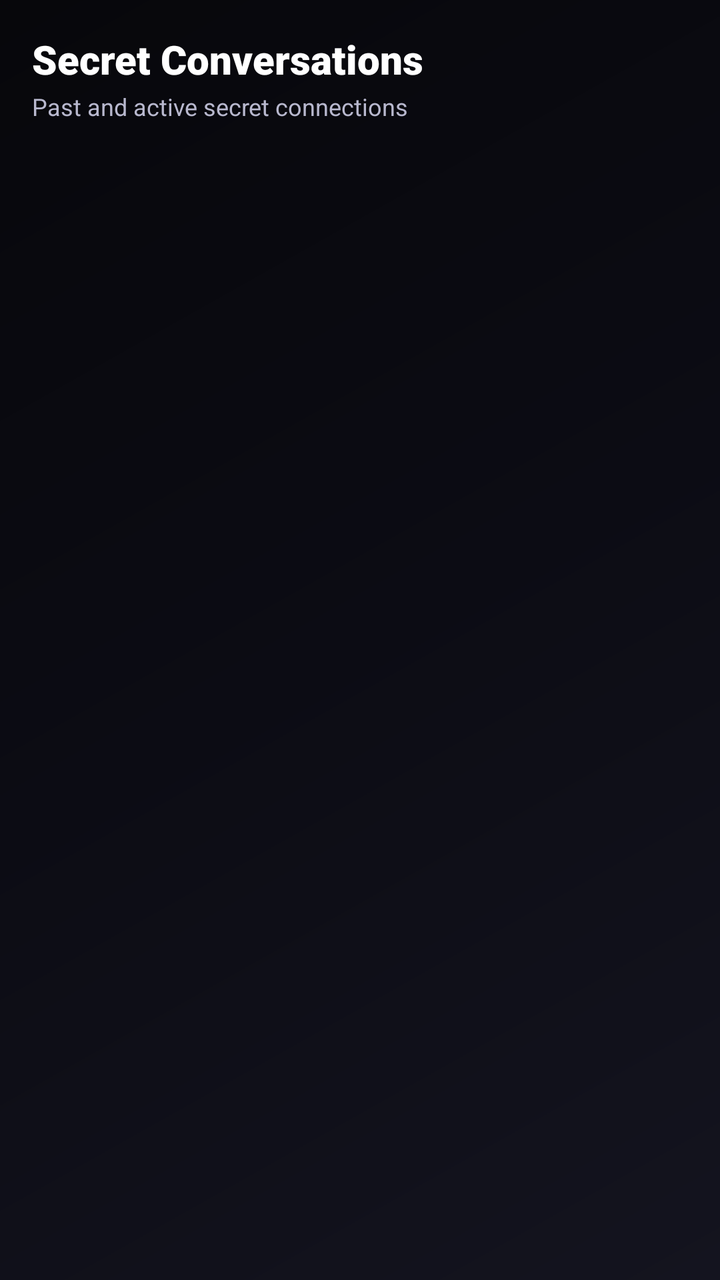
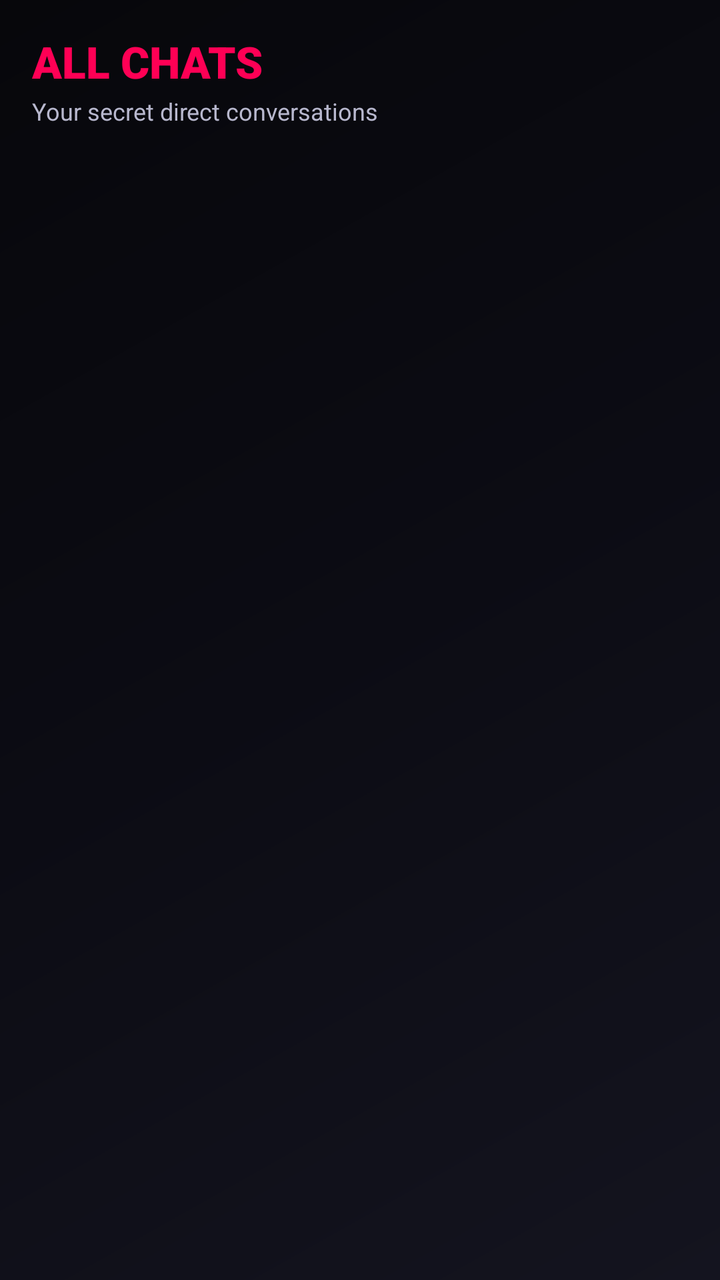

Two renders of the same Android screen: before a commit and after it. Below are the layout's source before the change and the commit's diff.
<!-- AndroidManifest.xml: application theme Theme.DarkDesireDating -->
<!-- res/layout/fragment_chats.xml -->
<?xml version="1.0" encoding="utf-8"?>
<LinearLayout xmlns:android="http://schemas.android.com/apk/res/android"
    android:layout_width="match_parent"
    android:layout_height="match_parent"
    android:background="@drawable/bg_dark_gradient"
    android:orientation="vertical"
    android:padding="16dp">

    <TextView
        android:layout_width="wrap_content"
        android:layout_height="wrap_content"
        android:fontFamily="sans-serif-black"
        android:text="Secret Conversations"
        android:textColor="@color/text_primary"
        android:textSize="20sp" />

    <TextView
        android:layout_width="wrap_content"
        android:layout_height="wrap_content"
        android:layout_marginTop="2dp"
        android:text="Past and active secret connections"
        android:textColor="@color/text_secondary"
        android:textSize="12sp" />

    <androidx.recyclerview.widget.RecyclerView
        android:id="@+id/rvRecentChats"
        android:layout_width="match_parent"
        android:layout_height="match_parent"
        android:layout_marginTop="16dp"
        android:clipToPadding="false" />

</LinearLayout>
<!-- resources referenced by this layout -->
<resources>
  <color name="text_primary">#FFFFFF</color>
  <color name="text_secondary">#B8B8CE</color>
  <!-- drawable bg_dark_gradient (drawable) -->
  <?xml version="1.0" encoding="utf-8"?>
  <shape xmlns:android="http://schemas.android.com/apk/res/android"
      android:shape="rectangle">
      <gradient
          android:angle="135"
          android:startColor="#14141F"
          android:centerColor="#0C0C14"
          android:endColor="#07070B"
          android:type="linear" />
  </shape>
  <style name="Theme.DarkDesireDating" parent="Theme.MaterialComponents.DayNight.NoActionBar">
          <item name="colorPrimary">@color/accent_pink</item>
          <item name="colorPrimaryVariant">@color/accent_pink_dark</item>
          <item name="colorOnPrimary">@color/text_primary</item>
          <item name="colorSecondary">@color/accent_purple</item>
          <item name="colorSecondaryVariant">@color/accent_purple</item>
          <item name="colorOnSecondary">@color/text_primary</item>
  
          <item name="android:windowBackground">@color/bg_dark</item>
          <item name="android:colorBackground">@color/bg_dark</item>
          <item name="android:statusBarColor">@color/bg_dark</item>
          <item name="android:navigationBarColor">@color/bg_dark</item>
          <item name="android:windowLightStatusBar" tools:targetApi="m">false</item>
      </style>
  <color name="accent_pink">#FF0055</color>
  <color name="accent_pink_dark">#B3003C</color>
  <color name="accent_purple">#9D00FF</color>
  <color name="bg_dark">#0A0A0F</color>
</resources>

<!-- the commit's change to res/layout/fragment_chats.xml (unified diff, before → after) -->
@@ -1,32 +1,76 @@
 <?xml version="1.0" encoding="utf-8"?>
-<LinearLayout xmlns:android="http://schemas.android.com/apk/res/android"
+<RelativeLayout xmlns:android="http://schemas.android.com/apk/res/android"
     android:layout_width="match_parent"
     android:layout_height="match_parent"
     android:background="@drawable/bg_dark_gradient"
-    android:orientation="vertical"
     android:padding="16dp">
 
-    <TextView
+    
+    <LinearLayout
+        android:id="@+id/chatHeaderLayout"
+        android:layout_width="match_parent"
+        android:layout_height="wrap_content"
+        android:orientation="vertical">
+
+        <TextView
+            android:layout_width="wrap_content"
+            android:layout_height="wrap_content"
+            android:fontFamily="sans-serif-black"
+            android:text="ALL CHATS"
+            android:textColor="@color/accent_pink"
+            android:textSize="22sp" />
+
+        <TextView
+            android:layout_width="wrap_content"
+            android:layout_height="wrap_content"
+            android:layout_marginTop="2dp"
+            android:text="Your secret direct conversations"
+            android:textColor="@color/text_secondary"
+            android:textSize="12sp" />
+    </LinearLayout>
+
+    
+    <LinearLayout
+        android:id="@+id/layoutEmptyChats"
         android:layout_width="wrap_content"
         android:layout_height="wrap_content"
-        android:fontFamily="sans-serif-black"
-        android:text="Secret Conversations"
-        android:textColor="@color/text_primary"
-        android:textSize="20sp" />
+        android:layout_centerInParent="true"
+        android:gravity="center"
+        android:orientation="vertical"
+        android:visibility="gone">
 
-    <TextView
-        android:layout_width="wrap_content"
-        android:layout_height="wrap_content"
-        android:layout_marginTop="2dp"
-        android:text="Past and active secret connections"
-        android:textColor="@color/text_secondary"
-        android:textSize="12sp" />
+        <ImageView
+            android:layout_width="72dp"
+            android:layout_height="72dp"
+            android:src="@drawable/ic_chat"
+            android:tint="@color/text_muted" />
 
+        <TextView
+            android:layout_width="wrap_content"
+            android:layout_height="wrap_content"
+            android:layout_marginTop="12dp"
+            android:fontFamily="sans-serif-bold"
+            android:text="No Conversations Yet"
+            android:textColor="@color/text_primary"
+            android:textSize="16sp" />
+
+        <TextView
+            android:layout_width="260dp"
+            android:layout_height="wrap_content"
+            android:layout_marginTop="6dp"
+            android:gravity="center"
+            android:text="Tap on the USERS tab to discover people and whisper a message!"
+            android:textColor="@color/text_secondary"
+            android:textSize="13sp" />
+    </LinearLayout>
+
+    
     <androidx.recyclerview.widget.RecyclerView
         android:id="@+id/rvRecentChats"
         android:layout_width="match_parent"
         android:layout_height="match_parent"
-        android:layout_marginTop="16dp"
+        android:layout_below="@id/chatHeaderLayout"
+        android:layout_marginTop="14dp"
         android:clipToPadding="false" />
 
-</LinearLayout>
+</RelativeLayout>
<!-- resource entries referenced after the edit -->
@@ -13,6 +13,17 @@
           android:endColor="#07070B"
           android:type="linear" />
   </shape>
+  <!-- drawable ic_chat (drawable) -->
+  <?xml version="1.0" encoding="utf-8"?>
+  <vector xmlns:android="http://schemas.android.com/apk/res/android"
+      android:width="24dp"
+      android:height="24dp"
+      android:viewportWidth="24"
+      android:viewportHeight="24">
+      <path
+          android:fillColor="#FFFFFFFF"
+          android:pathData="M20,2H4c-1.1,0 -1.99,0.9 -1.99,2L2,22l4,-4h14c1.1,0 2,-0.9 2,-2V4c0,-1.1 -0.9,-2 -2,-2zM6,9h12v2H6V9zM14,14H6v-2h8v2zM18,8H6V6h12v2z" />
+  </vector>
   <style name="Theme.DarkDesireDating" parent="Theme.MaterialComponents.DayNight.NoActionBar">
           <item name="colorPrimary">@color/accent_pink</item>
           <item name="colorPrimaryVariant">@color/accent_pink_dark</item>
@@ -28,6 +39,7 @@
           <item name="android:windowLightStatusBar" tools:targetApi="m">false</item>
       </style>
   <color name="accent_pink">#FF0055</color>
+  <color name="text_muted">#686882</color>
   <color name="accent_pink_dark">#B3003C</color>
   <color name="accent_purple">#9D00FF</color>
   <color name="bg_dark">#0A0A0F</color>
